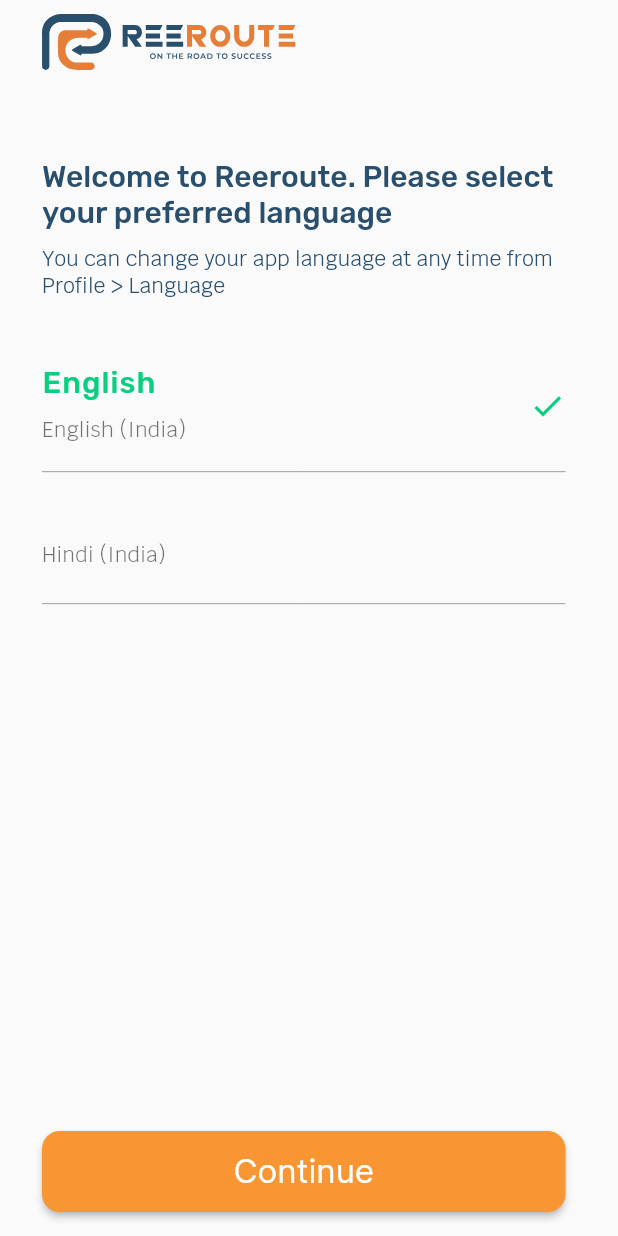
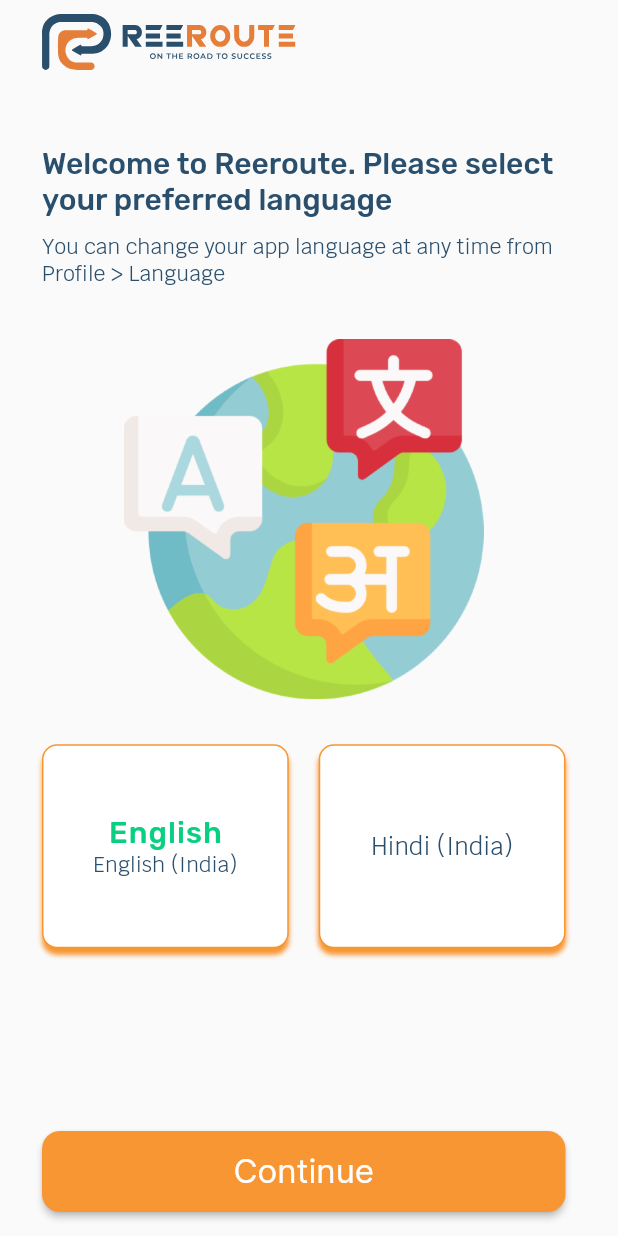
Before and after one commit to AdnanRafee/reeroute, a Flutter app: the screen it shows after launch, on a phone screen of 412 x 824 dp. Run offline on Flutter 3.47's test engine with Material 2 defaults, Android fonts, the light colour scheme and no system bars; our stand-ins replace flutter_svg, get, otp_text_field, smooth_page_indicator.

Commit message:
Made a new Language selection screen with new buttons

```diff
--- a/lib/signUpWithMobile.dart
+++ b/lib/signUpWithMobile.dart
@@ -2,7 +2,7 @@ import 'package:flutter/material.dart';
 import 'package:flutter/services.dart';
 import 'package:flutter_svg/svg.dart';
 import 'package:get/get.dart';
-import 'package:reeroute/noInternetScreen.dart';
+import 'package:reeroute/otpScreen.dart';
 
 class SignUpWithMobile extends StatefulWidget {
   const SignUpWithMobile({Key? key}) : super(key: key);
@@ -157,12 +157,10 @@ class _SignUpWithMobileState extends State<SignUpWithMobile> {
                     backgroundColor:
                         MaterialStatePropertyAll(Color(0xffF79633)),
                     shape: MaterialStatePropertyAll(RoundedRectangleBorder(
-                        borderRadius: BorderRadius.circular(16)))),
+                        borderRadius: BorderRadius.circular(12)))),
                 onPressed: () {
-                  Navigator.push(
-                      context,
-                      MaterialPageRoute(
-                          builder: (context) => NoInternetScreen()));
+                  Navigator.push(context,
+                      MaterialPageRoute(builder: (context) => OtpScreen()));
                 },
                 child: Text('Continue'.tr),
               ),
--- a/lib/signupScreen.dart
+++ b/lib/signupScreen.dart
@@ -1,6 +1,5 @@
 import 'package:flutter/material.dart';
 import 'package:get/get.dart';
-
 import 'appBarReeroute.dart';
 import 'welcomeScreen.dart';
 
@@ -20,7 +19,7 @@ class _SignUpScreenState extends State<SignUpScreen> {
       appBar: AppBarReeroute(),
       body: Padding(
         padding: EdgeInsets.fromLTRB(
-            28, MediaQuery.of(context).size.height * 0.06, 35, 0),
+            28, MediaQuery.of(context).size.height * 0.05, 35, 0),
         child: Column(
           children: [
             Text(
@@ -41,11 +40,40 @@ class _SignUpScreenState extends State<SignUpScreen> {
             SizedBox(
               height: 35,
             ),
-            ListTile(
-              contentPadding: EdgeInsetsDirectional.symmetric(horizontal: 0),
-              title: Padding(
-                padding: EdgeInsets.only(bottom: 10),
-                child: selectedLanguageIndex == 0
+            Container(
+                height: 240,
+                child:
+                    Center(child: Image.asset('assets/images/languages1.png'))),
+            SizedBox(
+              height: 30,
+            ),
+            Row(
+              children: [
+                Expanded(
+                    child: InkWell(
+                  onTap: () {
+                    setState(() {
+                      selectedLanguageIndex = 0;
+                    });
+                  },
+                  child: Container(
+                    height: 136,
+                    decoration: BoxDecoration(
+                        color: Colors.white,
+                        boxShadow: [
+                          BoxShadow(
+                              color: Color(0xffF79633),
+                              blurRadius: 2,
+                              offset: Offset(0, 4)),
+                        ],
+                        border: Border.all(color: Color(0xffF79633)),
+                        borderRadius: BorderRadius.circular(
+                          10,
+                        )),
+                    child: Column(
+                      mainAxisAlignment: MainAxisAlignment.center,
+                      children: [
+                        selectedLanguageIndex == 0
                             ? Text('English',
                                 style: TextStyle(
                                   fontFamily: 'rubik',
@@ -53,33 +81,43 @@ class _SignUpScreenState extends State<SignUpScreen> {
                                   color: Color(0xff0ACF83),
                                   fontSize: 20,
                                 ))
-                    : null,
+                            : Container(),
+                        Text('English (India)',
+                            textAlign: TextAlign.center,
+                            style: TextStyle(
+                                fontFamily: 'krub', color: Color(0xff2A4F6D))),
+                      ],
                     ),
-              subtitle: Text(
-                'English (India)',
-                style:
-                    TextStyle(fontFamily: 'krub', fontWeight: FontWeight.w400),
                   ),
-              trailing: selectedLanguageIndex == 0
-                  ? Icon(
-                      Icons.check,
-                      color: Color(0xff0ACF83),
-                    )
-                  : null,
+                )),
+                SizedBox(
+                  width: 20,
+                ),
+                Expanded(
+                    child: InkWell(
                   onTap: () {
                     setState(() {
-                  selectedLanguageIndex = 0;
+                      selectedLanguageIndex = 1;
                     });
                   },
-            ),
-            Divider(
-              color: Colors.grey,
-            ),
-            ListTile(
-              contentPadding: EdgeInsets.symmetric(horizontal: 0),
-              title: Padding(
-                padding: EdgeInsets.only(bottom: 10.0),
-                child: selectedLanguageIndex == 1
+                  child: Container(
+                    decoration: BoxDecoration(
+                        color: Colors.white,
+                        boxShadow: [
+                          BoxShadow(
+                              color: Color(0xffF79633),
+                              blurRadius: 2,
+                              offset: Offset(0, 4)),
+                        ],
+                        border: Border.all(color: Color(0xffF79633)),
+                        borderRadius: BorderRadius.circular(
+                          10,
+                        )),
+                    height: 136,
+                    child: Column(
+                      mainAxisAlignment: MainAxisAlignment.center,
+                      children: [
+                        selectedLanguageIndex == 1
                             ? Text('Hindi',
                                 style: TextStyle(
                                   fontFamily: 'rubik',
@@ -87,25 +125,85 @@ class _SignUpScreenState extends State<SignUpScreen> {
                                   color: Color(0xff0ACF83),
                                   fontSize: 20,
                                 ))
-                    : null,
+                            : Container(),
+                        Text(
+                          'Hindi (India)',
+                          textAlign: TextAlign.center,
+                          style: TextStyle(
+                              fontSize: 16,
+                              fontFamily: 'krub',
+                              color: Color(0xff2A4F6D)),
                         ),
-              subtitle:
-                  Text('Hindi (India)', style: TextStyle(fontFamily: 'krub')),
-              trailing: selectedLanguageIndex == 1
-                  ? Icon(
-                      Icons.check,
-                      color: Color(0xff0ACF83),
-                    )
-                  : null,
-              onTap: () {
-                setState(() {
-                  selectedLanguageIndex = 1;
-                });
-              },
+                      ],
                     ),
-            Divider(
-              color: Colors.grey,
                   ),
+                )),
+              ],
+            ),
+
+            // ListTile(
+            //   contentPadding: EdgeInsetsDirectional.symmetric(horizontal: 0),
+            //   title: Padding(
+            //     padding: EdgeInsets.only(bottom: 10),
+            //     child: selectedLanguageIndex == 0
+            //         ? Text('English',
+            //             style: TextStyle(
+            //               fontFamily: 'rubik',
+            //               letterSpacing: 0.7,
+            //               color: Color(0xff0ACF83),
+            //               fontSize: 20,
+            //             ))
+            //         : null,
+            //   ),
+            //   subtitle: Text(
+            //     'English (India)',
+            //     style:
+            //         TextStyle(fontFamily: 'krub', fontWeight: FontWeight.w400),
+            //   ),
+            //   trailing: selectedLanguageIndex == 0
+            //       ? Icon(
+            //           Icons.check,
+            //           color: Color(0xff0ACF83),
+            //         )
+            //       : null,
+            //   onTap: () {
+            //     setState(() {
+            //       selectedLanguageIndex = 0;
+            //     });
+            //   },
+            // ),
+            // Divider(
+            //   color: Colors.grey,
+            // ),
+            // ListTile(
+            //   contentPadding: EdgeInsets.symmetric(horizontal: 0),
+            //   title: Padding(
+            //     padding: EdgeInsets.only(bottom: 10.0),
+            //     child: selectedLanguageIndex == 1
+            //         ? Text('Hindi',
+            //             style: TextStyle(
+            //               fontFamily: 'rubik',
+            //               letterSpacing: 0.7,
+            //               color: Color(0xff0ACF83),
+            //               fontSize: 20,
+            //             ))
+            //         : null,
+            //   ),
+            //   subtitle:
+            //       Text('Hindi (India)', style: TextStyle(fontFamily: 'krub')),
+            //   trailing: selectedLanguageIndex == 1
+            //       ? Icon(
+            //           Icons.check,
+            //           color: Color(0xff0ACF83),
+            //         )
+            //       : null,
+            //   onTap: () {
+            //     setState(() {
+            //       selectedLanguageIndex = 1;
+            //     });
+            //   },
+            // ),
+
             Expanded(
               child: Container(
                 alignment: Alignment.bottomCenter,
```
Also changed, not shown: assets/images/languages1.png (added), assets/images/languages_logo.svg (added). Lines whose indentation alone changed are shown as unchanged.
